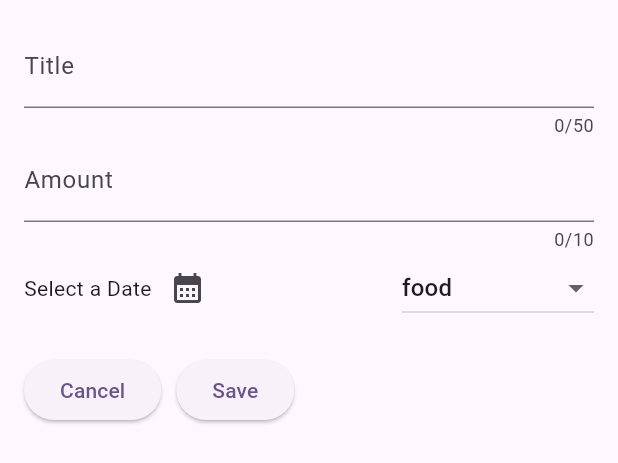
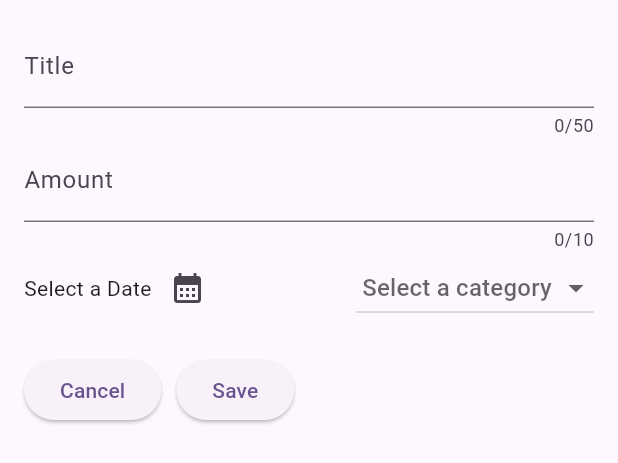
Before and after one commit to gayashan4lk/budget_tracker, a Flutter app: the NewExpense widget shown alone on an empty page, opened directly, on a phone screen of 412 x 824 dp. Shown: the top 463 px of the screen. Run offline on Flutter 3.47's test engine with Material 3 defaults, Android fonts, the phone set to English and light mode, and no system bars.

Commit message:
update select category

```diff
--- a/lib/home.dart
+++ b/lib/home.dart
@@ -122,6 +122,7 @@ class _NewExpenseState extends State<NewExpense> {
   final titleController = TextEditingController();
   final amountController = TextEditingController();
   DateTime? pickedDate;
+  Category? selectedCategory;
 
   @override
   void dispose() {
@@ -168,12 +169,23 @@ class _NewExpenseState extends State<NewExpense> {
                 ),
                 const Spacer(),
                 DropdownButton(
-                    value: 'food',
-                    items: ['food', 'transportation', 'personal', 'other']
-                        .map((String item) => DropdownMenuItem<String>(value: item, child: Text(item)))
+                    hint: const Text(' Select a category '),
+                    value: selectedCategory,
+                    items: Category.values
+                        .map((category) => DropdownMenuItem(
+                            value: category,
+                            child: Row(
+                              children: [
+                                Icon(categoryIcons[category]),
+                                const SizedBox(width: 5),
+                                Text(category.name.toString()),
+                              ],
+                            )))
                         .toList(),
                     onChanged: (value) {
-                      print(value);
+                      setState(() {
+                        selectedCategory = value;
+                      });
                     }),
               ],
             ),
```
